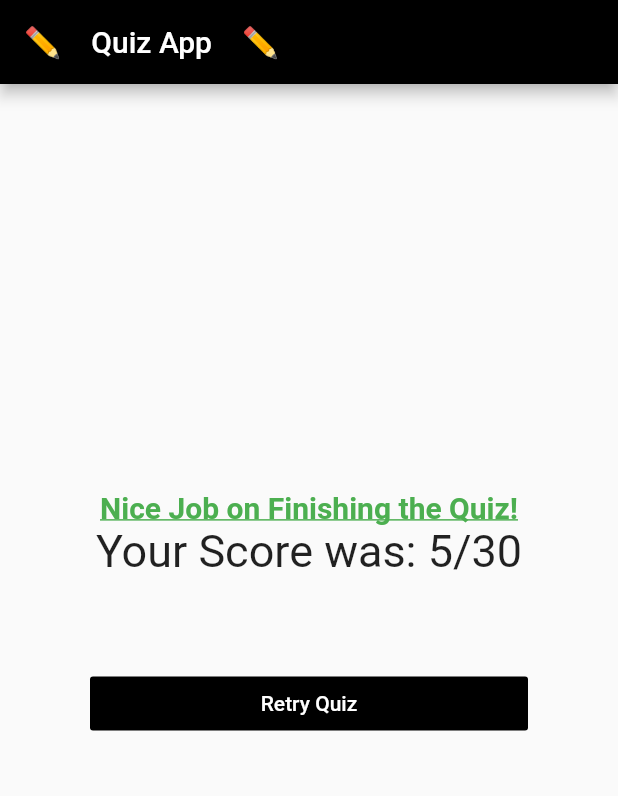
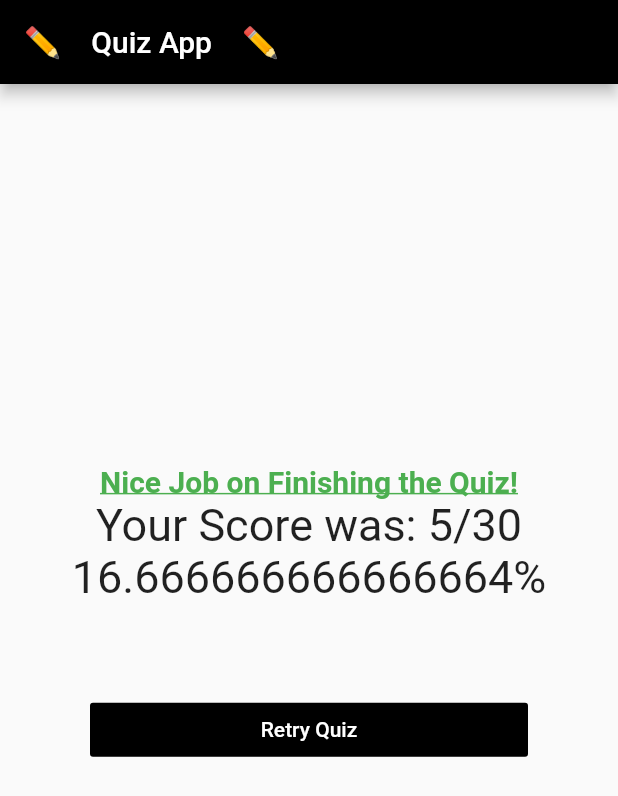
Before and after one commit to gleich/QuizApp, a Flutter app: the screen it shows after launch, after a tap on "🔴 Red 🔴", after a tap on "😺 Cat 😺", after a tap on "🎂 20 🎂", on a phone screen of 412 x 824 dp. Shown: the top 796 px of the screen. Run offline on Flutter 3.47's test engine with Material 2 defaults, Android fonts, the phone set to English and light mode, and no system bars.

```diff
--- a/lib/coreWidgets/result.dart
+++ b/lib/coreWidgets/result.dart
@@ -2,8 +2,10 @@ import 'package:flutter/material.dart';
 
 class Result extends StatelessWidget {
   final Function restart;
+  final Function calcScore;
   int score;
-  Result({@required this.restart, @required this.score});
+  Result(
+      {@required this.restart, @required this.score, @required this.calcScore});
 
   @override
   Widget build(BuildContext context) {
@@ -25,6 +27,12 @@ class Result extends StatelessWidget {
               fontSize: 30.0,
             ),
           ),
+          Text(
+            calcScore(score).toString() + "%",
+            style: TextStyle(
+              fontSize: 30.0
+            ),
+          ),
           Container(
             width: double.infinity,
             margin: EdgeInsets.all(60),
--- a/lib/main.dart
+++ b/lib/main.dart
@@ -57,6 +57,10 @@ class _MyAppState extends State<MyApp> {
     });
   }
 
+  double _calcPercentage(int score) {
+    return (score / 30) * 100;
+  }
+
   @override
   Widget build(BuildContext context) {
     return MaterialApp(
@@ -74,6 +78,7 @@ class _MyAppState extends State<MyApp> {
                 )
               : Result(
                   restart: _restart,
+                  calcScore: _calcPercentage,
                   score: _totalScore,
                 )),
     );
```
